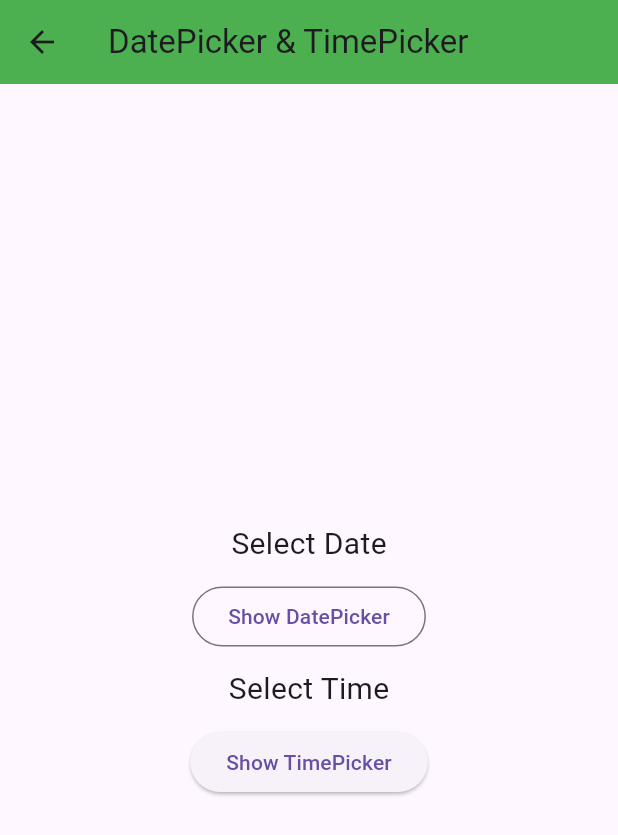
After one commit to thisisdishang/JourneyToFlutter, a Flutter app: the mydatepicker screen opened directly, on a phone screen of 412 x 824 dp. The commit adds this screen. Shown: the top 835 px of the screen. Run offline on Flutter 3.47's test engine with Material 3 defaults, Android fonts, the phone set to English and light mode, and no system bars; our stand-ins replace fluttertoast.

Commit message:
Check DatePicker & TimePicker Method

```diff
--- /dev/null
+++ b/lib/MyDatePicker.dart
@@ -0,0 +1,83 @@
+import 'package:flutter/material.dart';
+import 'package:intl/intl.dart';
+
+class mydatepicker extends StatefulWidget {
+  const mydatepicker({super.key});
+
+  @override
+  State<mydatepicker> createState() => _mydatepickerState();
+}
+
+class _mydatepickerState extends State<mydatepicker> {
+  var selectDate = "Select Date";
+  var selectTime = "Select Time";
+
+  @override
+  Widget build(BuildContext context) {
+    return Scaffold(
+      appBar: AppBar(
+        title: Text('DatePicker & TimePicker'),
+        backgroundColor: Colors.green,
+      ),
+      body: Center(
+        child: Column(
+          mainAxisAlignment: MainAxisAlignment.center,
+          children: [
+            Text(
+              selectDate,
+              style: TextStyle(fontSize: 20),
+            ),
+            SizedBox(
+              height: 10,
+            ),
+            OutlinedButton(
+              onPressed: () async {
+                DateTime? datePicked = await showDatePicker(
+                  context: context,
+                  firstDate: DateTime(2020),
+                  lastDate: DateTime(2025),
+                );
+                setState(() {
+                  selectDate = DateFormat('yMd').format(datePicked!).toString();
+                });
+                if (datePicked != null) {
+                  print(
+                      'Date Selected: ${datePicked.day}-${datePicked.month}-${datePicked.year}');
+                }
+              },
+              child: Text('Show DatePicker'),
+            ),
+            SizedBox(
+              height: 10,
+            ),
+            Text(
+              selectTime,
+              style: TextStyle(fontSize: 20),
+            ),
+            SizedBox(
+              height: 10,
+            ),
+            ElevatedButton(
+              onPressed: () async {
+                TimeOfDay? timepicked = await showTimePicker(
+                    context: context,
+                    initialTime: TimeOfDay.now(),
+                    initialEntryMode: TimePickerEntryMode.input);
+
+                if (timepicked != null) {
+                  print(
+                      'Time Selected: ${timepicked.hour}:${timepicked.minute}');
+                }
+
+                setState(() {
+                  selectTime = timepicked.toString();
+                });
+              },
+              child: Text('Show TimePicker'),
+            ),
+          ],
+        ),
+      ),
+    );
+  }
+}
```
Also changed, not shown: lib/main.dart (+12 -6 lines), 1 other file.
